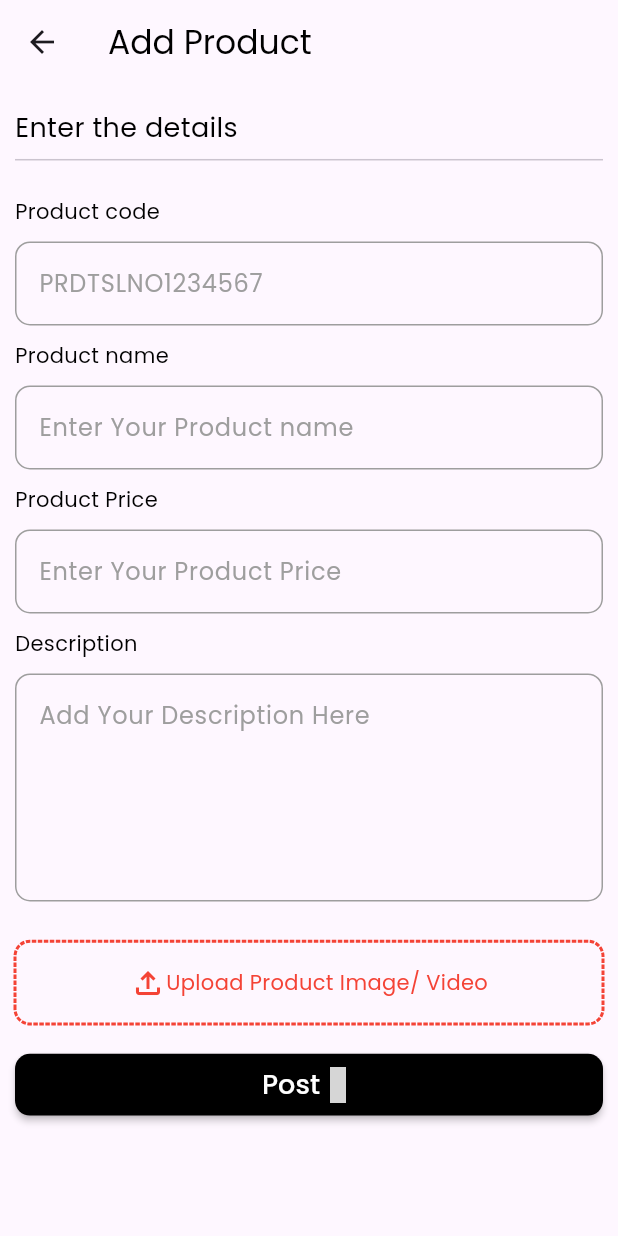
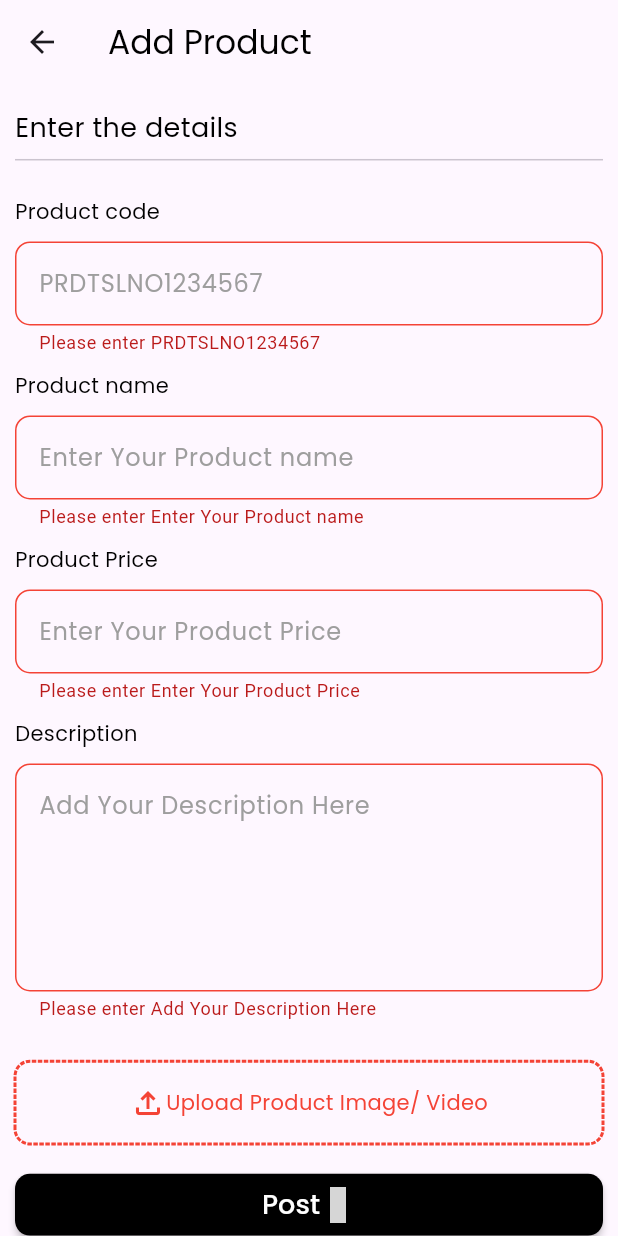
Before and after one commit to Saleem-x/proplus-machinetest, a Flutter app: the AddProductScreen screen opened directly, after a tap on "Post", on a phone screen of 412 x 824 dp. Run offline on Flutter 3.47's test engine with Material 2 defaults, Android fonts, the phone set to English and light mode, and no system bars; drawn by our look-alikes of dotted_border; our stand-ins replace bloc, dartz, flutter_bloc, freezed_annotation, get_it, google_fonts and 7 more; accounts and stored records are empty; grey boxes are pictures that could not be loaded.

```diff
--- a/lib/core/api/endpoints.dart
+++ b/lib/core/api/endpoints.dart
@@ -4,3 +4,6 @@ const createproduct = 'https://spotit.cloud/interview/api/products/create';
 const emptyimage =
     'https://upload.wikimedia.org/wikipedia/commons/thumb/6/65/No-Image-Placeholder.svg/800px-No-Image-Placeholder.svg.png';
 const imagebase = "https://spotit.cloud/interview/uploads/products";
+
+const videotemp =
+    'https://www.learntotrade.com.ph/assets-lttph/uploads/2016/04/video-preview-pic.jpg';
--- a/lib/feature/views/product/productview.dart
+++ b/lib/feature/views/product/productview.dart
@@ -1,6 +1,5 @@
 import 'package:flutter/material.dart';
 import 'package:flutter_bloc/flutter_bloc.dart';
-import 'package:iconsax/iconsax.dart';
 import 'package:product_api/core/api/endpoints.dart';
 import 'package:product_api/core/constents/colors/kcolors.dart';
 import 'package:product_api/core/constents/fonts/kfonts.dart';
@@ -22,6 +21,13 @@ VideoPlayerController? controller;
 
 class _ProductOverviewState extends State<ProductOverview> {
   @override
+  void initState() {
+    controller = VideoPlayerController.networkUrl(
+        Uri.parse(widget.product.productImage!))
+      ..initialize().then((_) {});
+    super.initState();
+  }
+
   @override
   Widget build(BuildContext context) {
     final Size size = MediaQuery.of(context).size;
@@ -213,7 +219,7 @@ class _ProductOverviewState extends State<ProductOverview> {
                 ),
                 Flexible(
                   child: Text(
-                    widget.product.productImage ?? 'no description available',
+                    widget.product.mrp ?? 'no description available',
                     style: kprimaryfont(color: kcolorblack, fontSize: 12),
                   ),
                 ),
--- a/lib/feature/views/screens/add/addproductscreen.dart
+++ b/lib/feature/views/screens/add/addproductscreen.dart
@@ -21,6 +21,7 @@ final _prcodectrl = TextEditingController();
 final _prnamectrl = TextEditingController();
 final _prpricectrl = TextEditingController();
 final _prdesctrl = TextEditingController();
+final _formkey = GlobalKey<FormState>();
 
 class _AddProductScreenState extends State<AddProductScreen> {
   @override
@@ -69,7 +70,9 @@ class _AddProductScreenState extends State<AddProductScreen> {
             padding: const EdgeInsets.symmetric(horizontal: 10),
             child: BlocBuilder<PickimageCubit, PickimageState>(
               builder: (context, state) {
-                return Column(
+                return Form(
+                  key: _formkey,
+                  child: Column(
                     crossAxisAlignment: CrossAxisAlignment.start,
                     mainAxisAlignment: MainAxisAlignment.spaceEvenly,
                     children: [
@@ -80,7 +83,8 @@ class _AddProductScreenState extends State<AddProductScreen> {
                         children: [
                           Text(
                             'Enter the details',
-                          style: kprimaryfont(color: kcolorblack, fontSize: 18),
+                            style:
+                                kprimaryfont(color: kcolorblack, fontSize: 18),
                           ),
                         ],
                       ),
@@ -146,8 +150,9 @@ class _AddProductScreenState extends State<AddProductScreen> {
                         child: DottedBorder(
                           borderType: BorderType.RRect,
                           radius: const Radius.circular(10),
-                        color:
-                            state.imageurls == null ? kcolorred : Colors.green,
+                          color: state.imageurls == null
+                              ? kcolorred
+                              : Colors.green,
                           strokeWidth: 2,
                           padding: const EdgeInsets.all(7),
                           strokeCap: StrokeCap.butt,
@@ -182,6 +187,8 @@ class _AddProductScreenState extends State<AddProductScreen> {
                         minWidth: size.width,
                         height: size.height * 0.05,
                         onPressed: () async {
+                          if (_formkey.currentState!.validate() ||
+                              state.imageurls == null) {
                             context.read<AddproductBloc>().add(
                                   AddaProductEvent(
                                       product: CreateProductModel(
@@ -194,6 +201,7 @@ class _AddProductScreenState extends State<AddProductScreen> {
                                       ),
                                       imagefile: state.imageurls!),
                                 );
+                          }
                         },
                         child: Row(
                           mainAxisAlignment: MainAxisAlignment.center,
@@ -213,6 +221,7 @@ class _AddProductScreenState extends State<AddProductScreen> {
                         ),
                       )
                     ],
+                  ),
                 );
               },
             ),
```
Also changed, not shown: lib/feature/views/screens/home/widgets/listingwidget.dart (+21 -3 lines), lib/feature/views/state/cubit/pickimage/pickimage_cubit.dart (+5 -8 lines). Lines whose indentation alone changed are shown as unchanged.
